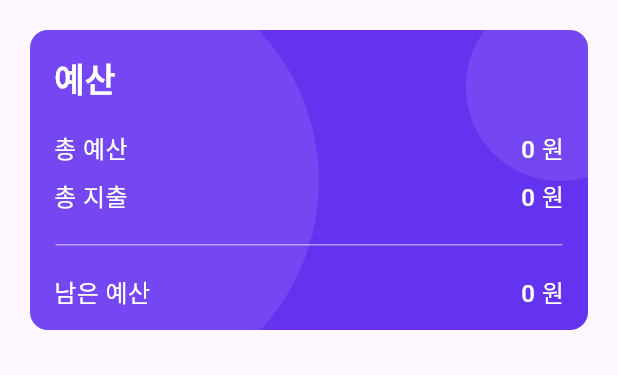
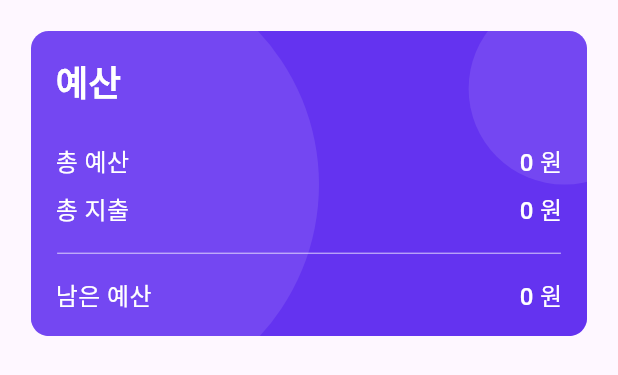
Before and after one commit to hongj0a/weddingApp, a Flutter app: the BudgetCard widget shown alone on an empty page, opened directly, on a phone screen of 412 x 824 dp. Shown: the top 375 px of the screen. Run offline on Flutter 3.47's test engine with Material 3 defaults, Android fonts, the phone set to English and light mode, and no system bars; our stand-ins replace dio, firebase_analytics, firebase_core, firebase_messaging, flutter_html, flutter_svg and 5 more; missing offline and left inert: kakao_flutter_sdk, kakao_flutter_sdk_user, stomp_dart_client; accounts and stored records are empty; network calls fail; Roboto replaces fonts that are missing (Pretendard); project files that could hold a hidden picture were left out.

Commit message:
1st release 5...

```diff
--- a/lib/screen/main/budget_card.dart
+++ b/lib/screen/main/budget_card.dart
@@ -26,8 +26,7 @@ class _BudgetCardState extends State<BudgetCard> {
 
   Future<void> _fetchBudgetData() async {
     setState(() {
-      isLoading = true; // 로딩 시작
-      print('로딩 상태: 시작');
+      isLoading = true;
     });
 
     try {
@@ -38,19 +37,16 @@ class _BudgetCardState extends State<BudgetCard> {
           totalBudget = data['totalAmount'] ?? 0;
           usedBudget = data['usedBudget'] ?? 0;
           balanceBudget = totalBudget - usedBudget;
-          isLoading = false; // 로딩 완료
+          isLoading = false;
         });
       } else {
-        print('Error fetching budget: ${response.statusCode}');
         setState(() {
-          isLoading = false; // 로딩 완료
+          isLoading = false;
         });
       }
     } catch (e) {
-      print('Fetch budget failed: $e');
       setState(() {
-        isLoading = false; // 로딩 완료
-        print('로딩 상태: 완료, 오류 발생: $e');
+        isLoading = false;
       });
     }
   }
@@ -62,8 +58,11 @@ class _BudgetCardState extends State<BudgetCard> {
 
   @override
   Widget build(BuildContext context) {
+    double screenWidth = MediaQuery.of(context).size.width;
+    double screenHeight = MediaQuery.of(context).size.height;
+
     if (isLoading) {
-      return Center(child: Container());// 로딩 중
+      return Center(child: Container()); // 로딩 중
     }
 
     return GestureDetector(
@@ -73,21 +72,22 @@ class _BudgetCardState extends State<BudgetCard> {
           MaterialPageRoute(builder: (context) => BudgetSetting()),
         );
 
-        // BudgetSetting에서 true 값을 반환한 경우에만 새로고침
         if (result == true) {
           _fetchBudgetData();
         }
       },
       child: Container(
-        margin: const EdgeInsets.all(8.0),
-        padding: const EdgeInsets.all(12.0),
+        margin: EdgeInsets.all(screenWidth * 0.02),
+        padding: EdgeInsets.all(screenWidth * 0.03),
         child: Stack(
           children: [
             ClipRRect(
               borderRadius: BorderRadius.circular(12),
               child: SizedBox(
-                width: 395,
-                height: 200,
+                width: screenWidth * 0.9,
+                height: MediaQuery.of(context).orientation == Orientation.landscape && screenWidth >= 768
+                    ? screenHeight * 0.40  // iPad 가로모드 (가로 크기가 768 이상일 때)
+                    : screenHeight * 0.247,
                 child: SvgPicture.asset(
                   'asset/img/budget_card_no_line.svg',
                   fit: BoxFit.cover,
@@ -96,7 +96,7 @@ class _BudgetCardState extends State<BudgetCard> {
             ),
             Positioned.fill(
               child: Padding(
-                padding: const EdgeInsets.all(16.0),
+                padding: EdgeInsets.all(screenWidth * 0.04),
                 child: SingleChildScrollView(
                   child: Column(
                     crossAxisAlignment: CrossAxisAlignment.start,
@@ -108,24 +108,24 @@ class _BudgetCardState extends State<BudgetCard> {
                             '예산',
                             style: TextStyle(
                               fontFamily: 'Pretendard',
-                              fontSize: 22,
+                              fontSize: screenWidth * 0.057, // 화면 크기 비례 폰트 크기
                               fontWeight: FontWeight.bold,
                               color: Colors.white,
                             ),
                           ),
                         ],
                       ),
-                      const SizedBox(height: 20),
+                      SizedBox(height: screenHeight * 0.03), // 화면 크기 비례 여백
                       _buildBudgetRow('총 예산', totalBudget),
-                      const SizedBox(height: 8),
+                      SizedBox(height: screenHeight * 0.01), // 화면 크기 비례 여백
                       _buildBudgetRow('총 지출', usedBudget),
-                      const SizedBox(height: 20),
+                      SizedBox(height: screenHeight * 0.02), // 화면 크기 비례 여백
                       Container(
                         height: 0.5,
                         color: Colors.white,
-                        margin: const EdgeInsets.symmetric(horizontal: 1),
+                        margin: EdgeInsets.symmetric(horizontal: 1),
                       ),
-                      const SizedBox(height: 20),
+                      SizedBox(height: screenHeight * 0.02), // 화면 크기 비례 여백
                       _buildBudgetRow('남은 예산', balanceBudget),
                     ],
                   ),
@@ -139,7 +139,9 @@ class _BudgetCardState extends State<BudgetCard> {
   }
 
   Widget _buildBudgetRow(String title, int amount) {
-    return Row(
+    return Padding(
+      padding: EdgeInsets.symmetric(vertical: 0.0),
+      child: Row(
         mainAxisAlignment: MainAxisAlignment.spaceBetween,
         children: [
           Text(
@@ -161,6 +163,7 @@ class _BudgetCardState extends State<BudgetCard> {
             ),
           ),
         ],
+      ),
     );
   }
 }
```
Also changed, not shown: lib/screen/main/home_content.dart (+37 -20 lines). Lines whose indentation alone changed are shown as unchanged.
